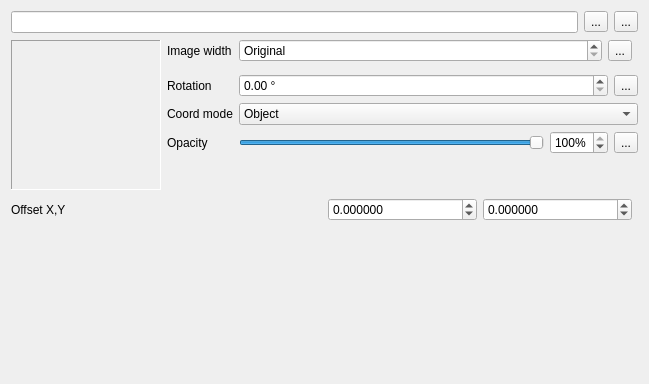
Before: the Qt Designer form src/ui/symbollayer/widget_rasterfill.ui in carsmie/QGIS, drawn with Qt 5.
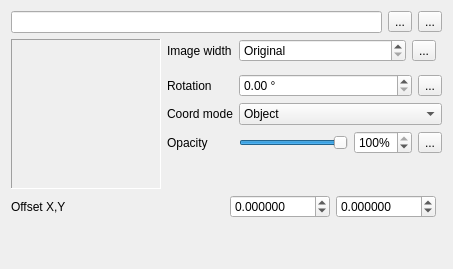
After: the same form once the commit is applied. Custom widgets are drawn as their Qt base class.

Patch:
```diff
--- a/src/ui/symbollayer/widget_rasterfill.ui
+++ b/src/ui/symbollayer/widget_rasterfill.ui
@@ -6,8 +6,8 @@
    <rect>
     <x>0</x>
     <y>0</y>
-    <width>649</width>
-    <height>384</height>
+    <width>453</width>
+    <height>269</height>
    </rect>
   </property>
   <property name="windowTitle">
```
